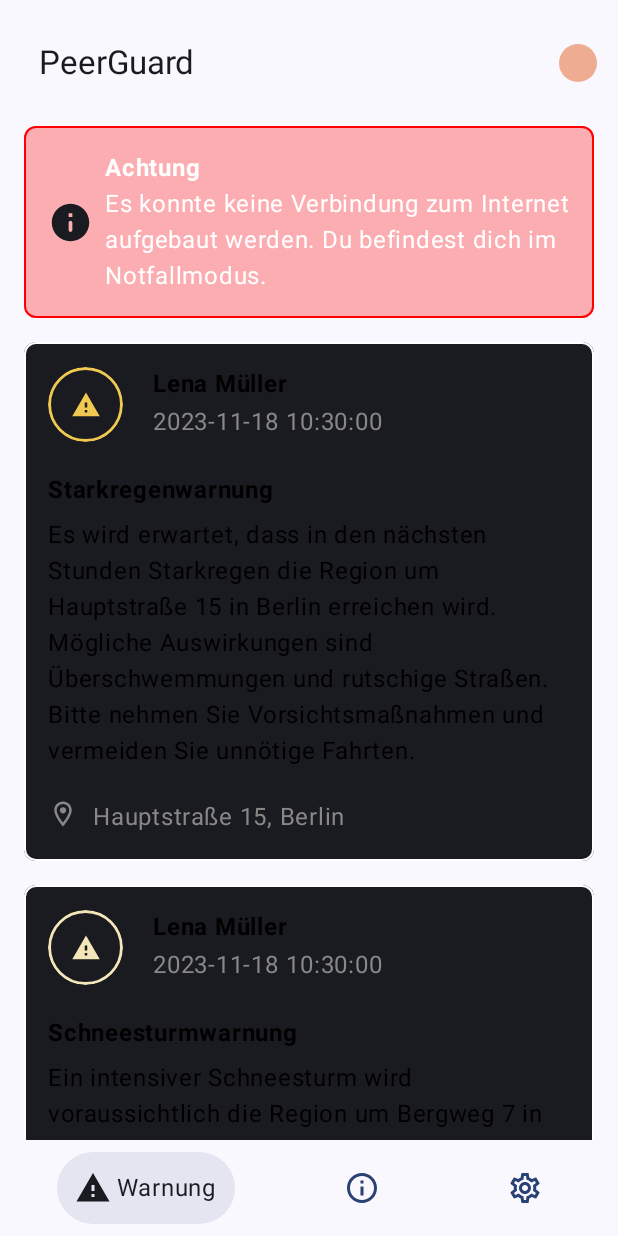
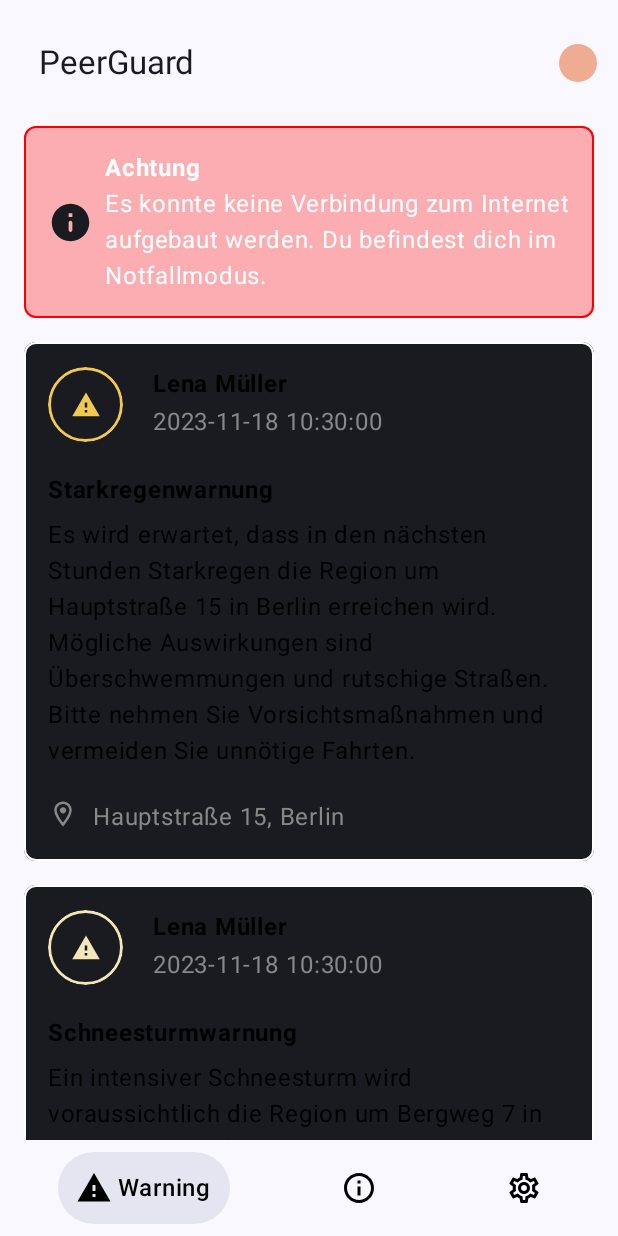
Before and after one commit to benstrobel/hackatum-muc-warn, an Android app built with Jetpack Compose: the screen it shows after launch (MainActivity), on a phone screen of 412 x 824 dp. Run offline under Robolectric (Android 15) with nearby library versions, the light colour scheme and no system bars.

Commit message:
Changed colors and adapted BottomBar

```diff
--- a/app/src/main/java/com/example/muc_warn/MainActivity.kt
+++ b/app/src/main/java/com/example/muc_warn/MainActivity.kt
@@ -8,6 +8,7 @@ import androidx.compose.foundation.layout.fillMaxSize
 import androidx.compose.material3.MaterialTheme
 import androidx.compose.material3.Surface
 import androidx.compose.ui.Modifier
+import androidx.core.content.ContextCompat
 import androidx.navigation.NavHost
 import androidx.navigation.compose.NavHost
 import androidx.navigation.compose.composable
@@ -22,6 +23,7 @@ import com.example.muc_warn.views.SettingView
 class MainActivity : ComponentActivity() {
     override fun onCreate(savedInstanceState: Bundle?) {
         super.onCreate(savedInstanceState)
+
         setContent {
             MucWarnTheme {
                 // A surface container using the 'background' color from the theme
--- a/app/src/main/java/com/example/muc_warn/components/BottomBar/BottomNavBar.kt
+++ b/app/src/main/java/com/example/muc_warn/components/BottomBar/BottomNavBar.kt
@@ -15,6 +15,7 @@ import androidx.compose.ui.Alignment
 import androidx.compose.ui.Modifier
 import androidx.compose.ui.draw.clip
 import androidx.compose.ui.graphics.Color
+import androidx.compose.ui.text.font.FontWeight
 import androidx.compose.ui.unit.dp
 import androidx.navigation.NavController
 
@@ -48,7 +49,7 @@ fun BottomNavBar(
 @Composable
 fun CustomBottomNavigationItem(item: Screen, isSelected: Boolean, onClick: () -> Unit) {
     val background = if (isSelected) MaterialTheme.colorScheme.primary.copy(alpha = 0.1f) else Color.Transparent
-    val contentColor = if (!isSelected) MaterialTheme.colorScheme.primary else MaterialTheme.colorScheme.onBackground
+    val contentColor = Color.Black
 
     Box(
         modifier = Modifier
@@ -65,7 +66,7 @@ fun CustomBottomNavigationItem(item: Screen, isSelected: Boolean, onClick: () ->
             Icon(imageVector = item.icon, contentDescription = null, tint = contentColor)
 
             AnimatedVisibility(visible = isSelected) {
-                Text(text = item.title, color = contentColor)
+                Text(text = item.title, color = contentColor, fontWeight = FontWeight.SemiBold)
             }
         }
     }
--- a/app/src/main/java/com/example/muc_warn/components/BottomBar/Screen.kt
+++ b/app/src/main/java/com/example/muc_warn/components/BottomBar/Screen.kt
@@ -10,9 +10,9 @@ sealed class Screen(
     val title: String,
     val icon: ImageVector
 ) {
-    object Warnings: Screen("warnings", "Warnung", Icons.Outlined.Warning)
-    object Info: Screen("info", "Info", Icons.Outlined.Info)
-    object Settings: Screen("settings", "Einstellung", Icons.Outlined.Settings)
+    object Warnings: Screen("warnings", "Warning", Icons.Outlined.Warning)
+    object Info: Screen("info", "Infomation", Icons.Outlined.Info)
+    object Settings: Screen("settings", "Settings", Icons.Outlined.Settings)
 
     object Items {
         val list = listOf(
--- a/app/src/main/java/com/example/muc_warn/ui/theme/Color.kt
+++ b/app/src/main/java/com/example/muc_warn/ui/theme/Color.kt
@@ -2,11 +2,14 @@ package com.example.muc_warn.ui.theme
 
 import androidx.compose.ui.graphics.Color
 
-val Purple80 = Color(0xFFD0BCFF)
+val Purple80 = Color(0xFF92B7F7)
+val Purple40 = Color(0xFF4387FF)
+
+
 val PurpleGrey80 = Color(0xFFCCC2DC)
 val Pink80 = Color(0xFFEFB8C8)
 
-val Purple40 = Color(0xFF6650a4)
+
 val PurpleGrey40 = Color(0xFF625b71)
 val Pink40 = Color(0xFF7D5260)
 
```
Also changed, not shown: app/src/main/java/com/example/muc_warn/views/SettingView.kt (+19 -1 lines).
